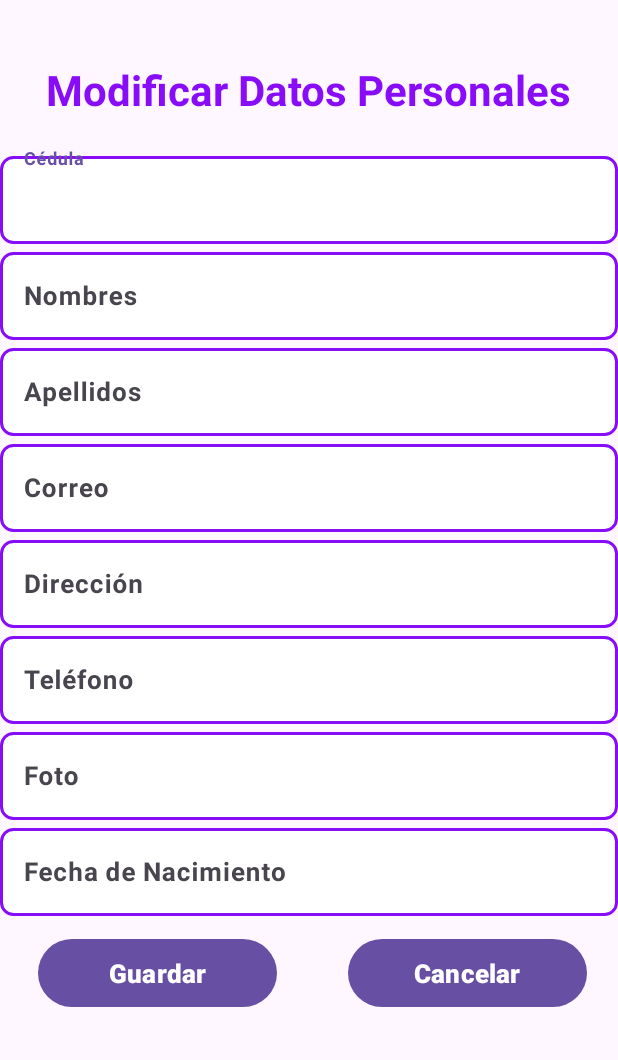
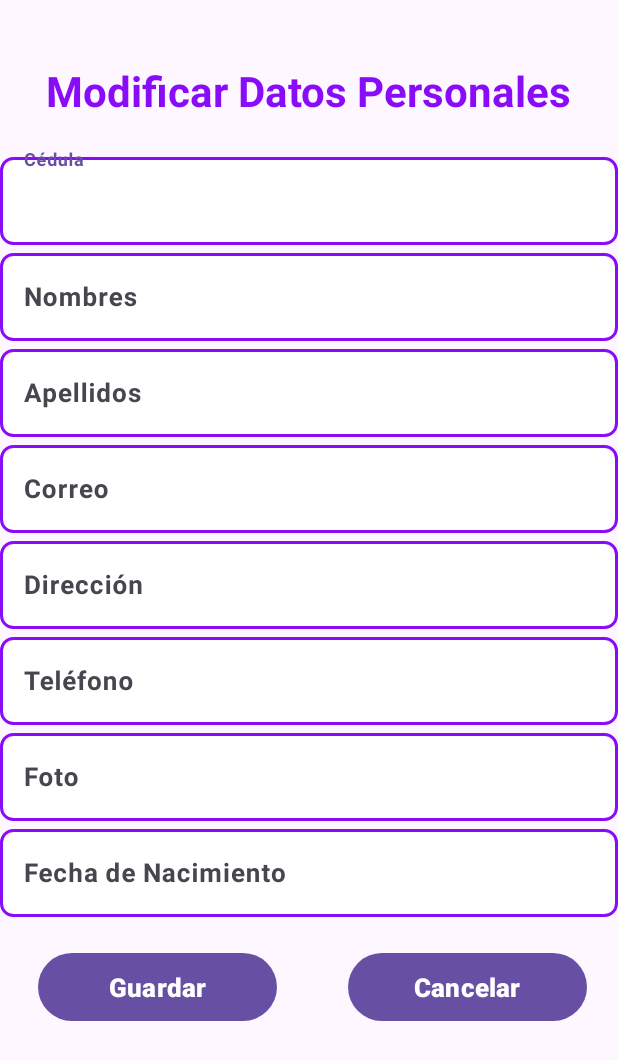
Before and after one commit to juancIdrovo/arteVivaM4a, an Android app: the modificarEstudiante screen opened directly, with no data from a screen before it, after a tap on "Guardar", on a phone screen of 412 x 824 dp. Shown: the top 1060 px of the screen. Run offline under Robolectric (Android 15) with nearby library versions, the phone set to English and light mode, and no system bars; our stand-ins replace Volley; network calls fail.

Commit message:
no se que esta lo q cambiamos para el vid d pruebas de guerrilla

```diff
--- a/app/build.gradle.kts
+++ b/app/build.gradle.kts
@@ -57,8 +57,9 @@ dependencies {
     androidTestImplementation("androidx.test.ext:junit:1.1.5")
     androidTestImplementation("androidx.test.espresso:espresso-core:3.5.1")
     implementation("com.squareup.okhttp3:logging-interceptor:4.12.0")
+    annotationProcessor ("com.github.bumptech.glide:compiler:4.12.0")
     implementation ("com.github.bumptech.glide:glide:4.12.0")
-    annotationProcessor ("com.github.bumptech.glide:compiler:4.12.0")
+
 
 
 }
--- a/app/src/main/java/ec/tecazuay/artevivam4a/Cursos.java
+++ b/app/src/main/java/ec/tecazuay/artevivam4a/Cursos.java
@@ -29,7 +29,7 @@ public class Cursos extends AppCompatActivity {
     List<String> datos = new ArrayList<String>();
     ListView lst;
     RequestQueue qeqeq;
-    String url = "http://192.168.137.3:8080/api/asignaturas";
+    String url = "http://192.168.18.17:8080/api/asignaturas";
 
     String userEmail;
     @Override
--- a/app/src/main/java/ec/tecazuay/artevivam4a/Docente.java
+++ b/app/src/main/java/ec/tecazuay/artevivam4a/Docente.java
@@ -60,7 +60,7 @@ public class Docente extends AppCompatActivity {
     }
 
     private void MostrarDetallesProfesor(String codigoProfesor) {
-        String urlWithCode = "http://192.168.40.85:8080/api/profesores/" + codigoProfesor;
+        String urlWithCode = "http://192.168.18.17:8080/api/profesores/" + codigoProfesor;
 
         JsonObjectRequest request = new JsonObjectRequest(Request.Method.GET, urlWithCode, null, new Response.Listener<JSONObject>() {
             @Override
--- a/app/src/main/java/ec/tecazuay/artevivam4a/LoginActivity.java
+++ b/app/src/main/java/ec/tecazuay/artevivam4a/LoginActivity.java
@@ -32,7 +32,7 @@ public class LoginActivity extends AppCompatActivity {
     EditText txtEmail, txtPass;
 
     String mail, pass;
-    String url = "http://192.168.137.3:8080/api/loginEstudiante"; // Nueva URL del endpoint de login
+    String url = "http://192.168.18.17:8080/api/loginEstudiante"; // Nueva URL del endpoint de login
 
     @Override
     protected void onCreate(Bundle savedInstanceState) {
--- a/app/src/main/java/ec/tecazuay/artevivam4a/PerfilUsuarioActivity.java
+++ b/app/src/main/java/ec/tecazuay/artevivam4a/PerfilUsuarioActivity.java
@@ -163,7 +163,7 @@ public class PerfilUsuarioActivity  extends AppCompatActivity {
                     .load(imageUri)
                     .apply(new RequestOptions()
                             .placeholder(R.drawable.logosinfondo)  // Imagen de marcador de posición mientras carga
-                            .error(R.drawable.luffiperfil)        // Imagen de marcador de posición en caso de error
+                            .error(R.drawable.tati)        // Imagen de marcador de posición en caso de error
                     )
                     .listener(new RequestListener<Drawable>() {
                         @Override
--- a/app/src/main/java/ec/tecazuay/artevivam4a/RegistroEstudiante.java
+++ b/app/src/main/java/ec/tecazuay/artevivam4a/RegistroEstudiante.java
@@ -36,7 +36,7 @@ import java.util.Locale;
 
 public class RegistroEstudiante extends AppCompatActivity {
 
-    private String urlRegistro = "http://192.168.137.3:8080/api/estudiantes";
+    private String urlRegistro = "http://192.168.18.17:8080/api/estudiantes";
     private RequestQueue requestQueue;
     private static final int REQUEST_IMAGE_PICK = 1;
     private ImageView imageView;
--- a/app/src/main/java/ec/tecazuay/artevivam4a/modificarEstudiante.java
+++ b/app/src/main/java/ec/tecazuay/artevivam4a/modificarEstudiante.java
@@ -86,7 +86,7 @@ public class modificarEstudiante extends AppCompatActivity {
                 }
 
                 // Enviar solicitud PUT al servidor
-                String url = "http://192.168.40.85:8080/api/estudiantes/" + estudiante.getCedula();
+                String url = "http://192.168.18.17:8080/api/estudiantes/" + estudiante.getCedula();
                 enviarSolicitudPut(url, jsonBody);
             }
         });
--- a/app/src/main/res/layout/modificar_datos_estudiante.xml
+++ b/app/src/main/res/layout/modificar_datos_estudiante.xml
@@ -185,28 +185,32 @@
             android:id="@+id/btnGuardar"
             android:layout_width="159dp"
             android:layout_height="53dp"
+            android:layout_marginTop="20dp"
             android:layout_marginBottom="56dp"
             android:text="Guardar"
+            android:textSize="17sp"
             android:textStyle="bold"
-            android:textSize="17sp"
             app:layout_constraintBottom_toBottomOf="parent"
             app:layout_constraintEnd_toEndOf="parent"
             app:layout_constraintHorizontal_bias="0.099"
-            app:layout_constraintStart_toStartOf="parent" />
+            app:layout_constraintStart_toStartOf="parent"
+            app:layout_constraintTop_toBottomOf="@+id/textInputLayoutFechaNac" />
 
         <Button
             android:id="@+id/btnCancelar"
             android:layout_width="159dp"
             android:layout_height="53dp"
             android:layout_marginStart="16dp"
+            android:layout_marginTop="20dp"
             android:layout_marginBottom="56dp"
             android:text="Cancelar"
+            android:textSize="17sp"
             android:textStyle="bold"
-            android:textSize="17sp"
             app:layout_constraintBottom_toBottomOf="parent"
             app:layout_constraintEnd_toEndOf="parent"
             app:layout_constraintHorizontal_bias="0.597"
-            app:layout_constraintStart_toEndOf="@+id/btnGuardar" />
+            app:layout_constraintStart_toEndOf="@+id/btnGuardar"
+            app:layout_constraintTop_toBottomOf="@+id/textInputLayoutFechaNac" />
 
     </androidx.constraintlayout.widget.ConstraintLayout>
 </ScrollView>
```
Also changed, not shown: app/src/main/res/drawable/tati.jpg (added).
